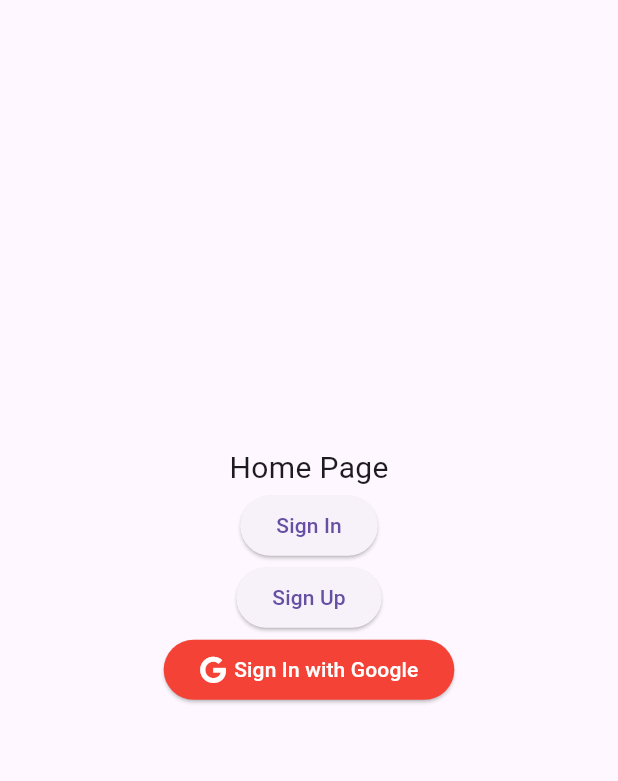
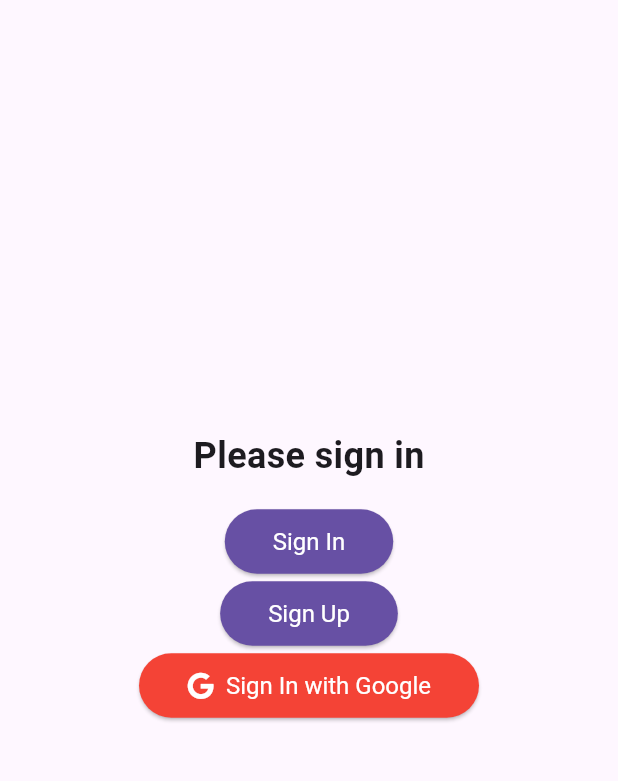
Before and after one commit to akifatakan/checkbox-mobile-app, a Flutter app: the HomeScreen screen opened by its route, on a phone screen of 412 x 824 dp, the part 84-865 px from its top. Run offline on Flutter 3.47's test engine with Material 3 defaults, Android fonts, the phone set to English and light mode, and no system bars; our stand-ins replace cloud_firestore, firebase_auth, firebase_core, font_awesome_flutter, get, google_sign_in; accounts and stored records are empty.

Commit message:
welcome screen added, home screen updated, login signup updated

```diff
--- a/lib/main.dart
+++ b/lib/main.dart
@@ -1,6 +1,7 @@
 import 'package:CheckBox/firebase_options.dart';
 import 'package:CheckBox/routes/app_pages.dart';
 import 'package:CheckBox/routes/routes.dart';
+import 'package:CheckBox/src/controller/controller.dart';
 import 'package:firebase_core/firebase_core.dart';
 import 'package:flutter/material.dart';
 import 'package:get/get.dart';
@@ -8,6 +9,9 @@ import 'package:get/get.dart';
 Future main() async {
   WidgetsFlutterBinding.ensureInitialized();
   await Firebase.initializeApp(options: DefaultFirebaseOptions.currentPlatform);
+
+  Get.put(WelcomeScreenController());
+  Get.put(UserController());
   runApp(const MyApp());
 }
 
@@ -21,7 +25,7 @@ class MyApp extends StatelessWidget {
       theme: ThemeData(
         primarySwatch: Colors.blue,
       ),
-      initialRoute: Routes.home,
+      initialRoute: Routes.welcome,
       getPages: AppPages.pages,
       transitionDuration: Duration(milliseconds: 100),
     );
--- a/lib/routes/app_pages.dart
+++ b/lib/routes/app_pages.dart
@@ -6,6 +6,7 @@ class AppPages {
   static final pages = [
     GetPage(name: Routes.home, page: () => HomeScreen()),
     GetPage(name: Routes.signIn, page: () => SignInScreen()),
-    GetPage(name: Routes.signUp, page: () => SignUpScreen())
+    GetPage(name: Routes.signUp, page: () => SignUpScreen()),
+    GetPage(name: Routes.welcome, page: () => WelcomeScreen()),
   ];
 }
--- a/lib/routes/routes.dart
+++ b/lib/routes/routes.dart
@@ -2,4 +2,5 @@ class Routes {
   static const home = '/';
   static const signIn = '/signIn';
   static const signUp = '/signUp';
+  static const welcome = '/welcome';
 }
--- a/lib/src/controller/controller.dart
+++ b/lib/src/controller/controller.dart
@@ -1 +1,2 @@
 export 'user_controller.dart';
+export 'welcome_controller.dart';
--- a/lib/src/controller/user_controller.dart
+++ b/lib/src/controller/user_controller.dart
@@ -3,10 +3,15 @@ import 'package:get/get.dart';
 
 import '../models/models.dart';
 import '../services/services.dart';
+import 'controller.dart';
 
 class UserController extends GetxController {
   final FirebaseAuthService _authService = FirebaseAuthService();
   final FirebaseUserServices _userServices = FirebaseUserServices();
+
+  final WelcomeScreenController _welcomeController =
+      Get.find<WelcomeScreenController>();
+
   var isUserSignedIn = false.obs; // Reactive state
   Rx<UserModel?> user = Rx<UserModel?>(null); // Make 'user' reactive if needed
 
@@ -17,6 +22,7 @@ class UserController extends GetxController {
       isUserSignedIn.value = true;
       // Fetch user details and set them to 'user' observable
       user.value = await _userServices.getUserById(_user.uid);
+      _welcomeController.startTimer();
     } else {
       isUserSignedIn.value = false;
     }
@@ -34,6 +40,7 @@ class UserController extends GetxController {
         displayName: displayName,
       );
       await _userServices.createUser(newUser);
+      _welcomeController.startTimer();
       isUserSignedIn.value = true;
       user.value = newUser; // Set the created user to the 'user' observable
     } else {
@@ -60,6 +67,7 @@ class UserController extends GetxController {
       if (await _userServices.getUserById(_user.uid) == null) {
         await _userServices.createUser(newUser);
       }
+      _welcomeController.startTimer();
       isUserSignedIn.value = true;
       user.value = newUser;
     } else {
--- a/lib/src/screens/home_screen.dart
+++ b/lib/src/screens/home_screen.dart
@@ -9,7 +9,7 @@ import '../widgets/widgets.dart';
 
 class HomeScreen extends StatelessWidget {
   HomeScreen({Key? key}) : super(key: key);
-  final UserController _userController = Get.put(UserController());
+  final UserController _userController = Get.find<UserController>();
 
   @override
   Widget build(BuildContext context) {
@@ -20,74 +20,123 @@ class HomeScreen extends StatelessWidget {
           IconButton(
             icon: Icon(Icons.add_box_outlined),
             onPressed: () {
-              // Action when icon is pressed
+              // Action when the add icon is pressed
             },
-          )
+          ),
+          Obx(() {
+            if (_userController.isUserSignedIn.value) {
+              return IconButton(
+                icon: Icon(Icons.logout),
+                onPressed: () => {
+                  _userController.signOut(),
+                  Get.offAllNamed(Routes.welcome)
+                },
+              );
+            }
+            return SizedBox.shrink();
+          }),
         ],
       ),
       body: Center(
         child: Obx(() {
           if (_userController.isUserSignedIn.value) {
-            // Make sure to access the 'value' property of 'user' to get the UserModel object
             UserModel? userModel = _userController.user.value;
-            if (userModel != null) {
-              return Column(
-                mainAxisAlignment: MainAxisAlignment.center,
-                children: [
-                  Text(
-                    'Welcome, ${userModel.displayName}', // Use userModel to access displayName
-                    style: TextStyle(fontSize: 20),
-                  ),
-                  ElevatedButton(
-                      onPressed: () => {_userController.signOut()},
-                      child: Text('Sign Out'))
-                ],
-              );
-            } else {
-              // Handle the case when userModel is null
-              return Text(
-                'User data not available',
-                style: TextStyle(fontSize: 20),
-              );
-            }
+            return userModel != null
+                ? WelcomeUserSection(userModel: userModel)
+                : UserNotAvailableSection();
           } else {
-            return Column(
-              mainAxisAlignment: MainAxisAlignment.center,
-              children: [
-                Text('Home Page', style: TextStyle(fontSize: 20)),
-                ElevatedButton(
-                  onPressed: () {
-                    Get.toNamed(Routes.signIn);
-                  },
-                  child: const Text('Sign In'),
-                ),
-                ElevatedButton(
-                  onPressed: () {
-                    Get.toNamed(Routes.signUp);
-                  },
-                  child: const Text('Sign Up'),
-                ),
-                ElevatedButton(
-                  style: ElevatedButton.styleFrom(backgroundColor: Colors.red),
-                  onPressed: () => {
-                    _userController.signInWithGoogle(),
-                  },
-                  child: Row(
-                    mainAxisSize: MainAxisSize.min,
-                    mainAxisAlignment: MainAxisAlignment.center,
-                    children: [
-                      Icon(FontAwesomeIcons.google, color: Colors.white),
-                      SizedBox(width: 5),
-                      const Text('Sign In with Google',
-                          style: TextStyle(color: Colors.white))
-                    ],
-                  ),
-                ),
-              ],
-            );
+            return SignInOptionsSection();
           }
         }),
       ),
     );
   }
 }
+
+class WelcomeUserSection extends StatelessWidget {
+  final UserModel userModel;
+
+  const WelcomeUserSection({Key? key, required this.userModel})
+      : super(key: key);
+
+  @override
+  Widget build(BuildContext context) {
+    return Center(
+      child: Text(
+        'Welcome, ${userModel.displayName}',
+        style: TextStyle(fontSize: 24, fontWeight: FontWeight.bold),
+      ),
+    );
+  }
+}
+
+class UserNotAvailableSection extends StatelessWidget {
+  const UserNotAvailableSection({Key? key}) : super(key: key);
+
+  @override
+  Widget build(BuildContext context) {
+    return Text(
+      'User data not available',
+      style: TextStyle(fontSize: 20, color: Colors.grey),
+    );
+  }
+}
+
+class SignInOptionsSection extends StatelessWidget {
+  @override
+  Widget build(BuildContext context) {
+    return Column(
+      mainAxisAlignment: MainAxisAlignment.center,
+      children: [
+        Text('Please sign in',
+            style: TextStyle(fontSize: 24, fontWeight: FontWeight.bold)),
+        SizedBox(height: 16),
+        SignInButton(text: 'Sign In', route: Routes.signIn),
+        SignInButton(text: 'Sign Up', route: Routes.signUp),
+        SignInButton(
+          text: 'Sign In with Google',
+          icon: FontAwesomeIcons.google,
+          color: Colors.red,
+          onPressed: Get.find<UserController>().signInWithGoogle,
+        ),
+      ],
+    );
+  }
+}
+
+class SignInButton extends StatelessWidget {
+  final String text;
+  final String? route;
+  final IconData? icon;
+  final Color? color;
+  final VoidCallback? onPressed;
+
+  SignInButton({
+    Key? key,
+    required this.text,
+    this.route,
+    this.icon,
+    this.color,
+    this.onPressed,
+  }) : super(key: key);
+
+  @override
+  Widget build(BuildContext context) {
+    return ElevatedButton(
+      onPressed: onPressed ?? () => Get.toNamed(route!),
+      child: Row(
+        mainAxisSize: MainAxisSize.min,
+        children: [
+          if (icon != null) Icon(icon, color: Colors.white),
+          if (icon != null) SizedBox(width: 8),
+          Text(text, style: TextStyle(color: Colors.white)),
+        ],
+      ),
+      style: ElevatedButton.styleFrom(
+        primary: color ?? Theme.of(context).primaryColor,
+        padding: EdgeInsets.symmetric(horizontal: 32, vertical: 12),
+        textStyle: TextStyle(fontSize: 16),
+      ),
+    );
+  }
+}
--- a/lib/src/screens/screens.dart
+++ b/lib/src/screens/screens.dart
@@ -1,3 +1,4 @@
 export 'home_screen.dart';
 export 'signin_screen.dart';
 export 'signup_screen.dart';
+export 'welcome_screen.dart';
--- a/lib/src/screens/signin_screen.dart
+++ b/lib/src/screens/signin_screen.dart
@@ -8,7 +8,7 @@ class SignInScreen extends StatelessWidget {
 
   @override
   Widget build(BuildContext context) {
-    final UserController userController = Get.put(UserController());
+    final UserController userController = Get.find<UserController>();
 
     return Scaffold(
       appBar: CustomAppBar(
--- a/lib/src/screens/signup_screen.dart
+++ b/lib/src/screens/signup_screen.dart
@@ -8,7 +8,7 @@ class SignUpScreen extends StatelessWidget {
 
   @override
   Widget build(BuildContext context) {
-    final UserController userController = Get.put(UserController());
+    final UserController userController = Get.find<UserController>();
 
     return Scaffold(
       appBar: CustomAppBar(
--- a/lib/src/widgets/sign_in_form.dart
+++ b/lib/src/widgets/sign_in_form.dart
@@ -20,7 +20,7 @@ class SignInForm extends StatelessWidget {
         _formKey.currentState!.save();
         await userController.signInWithCredentials(_email, _password);
         if (userController.isUserSignedIn.value) {
-          Get.toNamed(Routes.home);
+          Get.offAllNamed(Routes.welcome);
         } else {
           print('Error happened');
         }
--- a/lib/src/widgets/sign_up_form.dart
+++ b/lib/src/widgets/sign_up_form.dart
@@ -23,7 +23,7 @@ class SignUpForm extends StatelessWidget {
         await userController.signUpWithCredentials(
             _email, _password, _username, _displayName);
         if (userController.isUserSignedIn.value) {
-          Get.toNamed(Routes.home);
+          Get.offAllNamed(Routes.welcome);
         } else {
           print('Error happened');
         }
--- a/lib/src/widgets/widgets.dart
+++ b/lib/src/widgets/widgets.dart
@@ -1,3 +1,4 @@
 export 'custom_app_bar.dart';
+export 'or_divider.dart';
 export 'sign_in_form.dart';
 export 'sign_up_form.dart';
--- a/pubspec.yaml
+++ b/pubspec.yaml
@@ -64,8 +64,8 @@ flutter:
   uses-material-design: true
 
   # To add assets to your application, add an assets section, like this:
-  # assets:
-  #   - images/a_dot_burr.jpeg
+  assets:
+     - lib/assets/checkbox_logo.png
   #   - images/a_dot_ham.jpeg
 
   # An image asset can refer to one or more resolution-specific "variants", see
```
Also changed, not shown: lib/src/controller/welcome_controller.dart (added, +29 -0 lines), lib/src/screens/welcome_screen.dart (added, +142 -0 lines), lib/src/widgets/or_divider.dart (added, +26 -0 lines).
